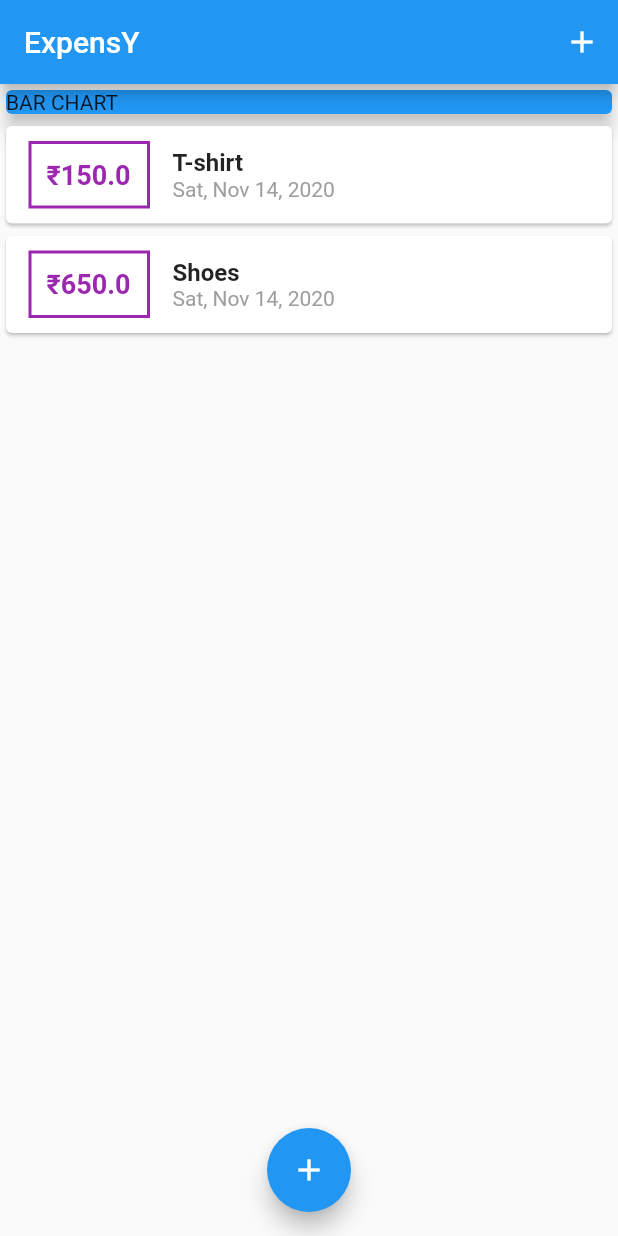
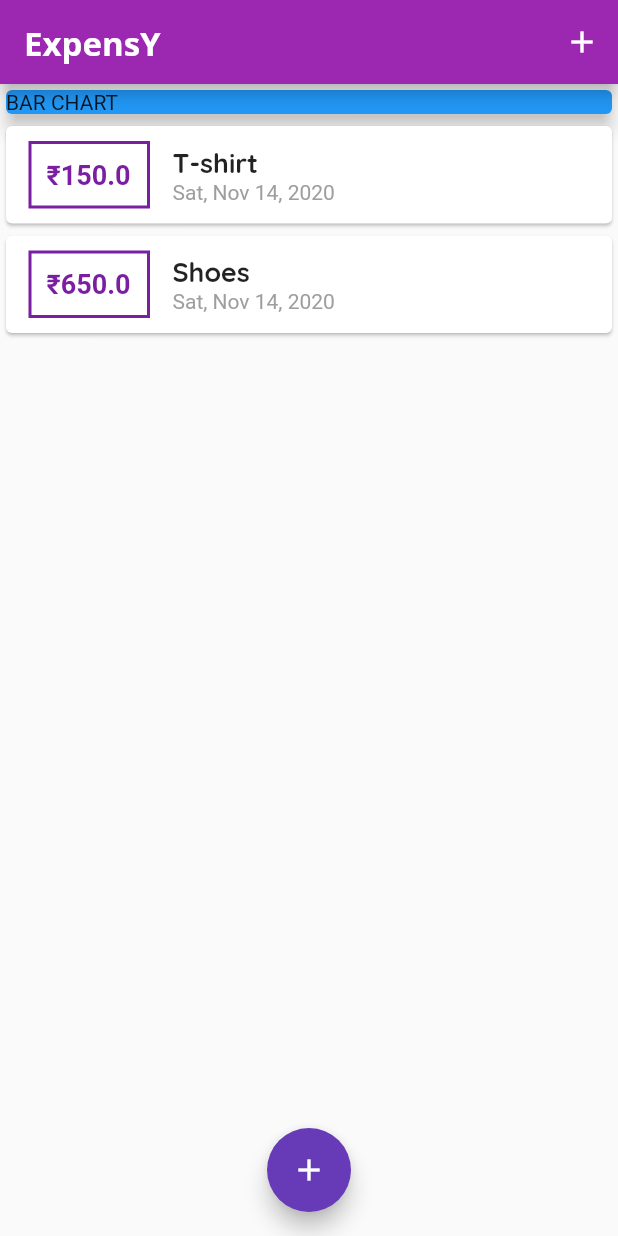
Before and after one commit to gouthamk-cryptichub/ExpensY_App, a Flutter app: the screen it shows after launch, on a phone screen of 412 x 824 dp. Run offline on Flutter 3.47's test engine with Material 2 defaults, Android fonts, the phone set to English and light mode, and no system bars.

Commit message:
Added Themes

```diff
--- a/lib/main.dart
+++ b/lib/main.dart
@@ -1,3 +1,5 @@
+import 'dart:ui';
+
 import 'package:ExpensY_APP/widgets/trans_list.dart';
 import 'package:flutter/cupertino.dart';
 import 'package:flutter/material.dart';
@@ -12,7 +14,24 @@ class MyApp extends StatelessWidget {
   @override
   Widget build(BuildContext context) {
     return MaterialApp(
-      title: 'Flutter App',
+      title: 'ExpensY',
+      theme: ThemeData(
+        primarySwatch: Colors.purple,
+        accentColor: Colors.deepPurple,
+        fontFamily: 'QuickSand',
+        textTheme: ThemeData.light().textTheme.copyWith(
+              title: TextStyle(fontFamily: 'QuickSand', fontSize: 18, fontWeight: FontWeight.bold), // ignore: deprecated_member_use
+            ),
+        appBarTheme: AppBarTheme(
+          textTheme: ThemeData.light().textTheme.copyWith(
+                // ignore: deprecated_member_use
+                title: TextStyle(
+                    fontFamily: 'OpenSans',
+                    fontSize: 22,
+                    fontWeight: FontWeight.bold),
+              ),
+        ),
+      ),
       home: MyHomePage(),
     );
   }
@@ -58,7 +77,7 @@ class _MyHomePageState extends State<MyHomePage> {
         context: ctx,
         builder: (_) {
           return GestureDetector(
-            child:NewTransaction(_addNewTransaction),
+            child: NewTransaction(_addNewTransaction),
             onTap: () {},
             behavior: HitTestBehavior.opaque,
           );
--- a/lib/widgets/trans_list.dart
+++ b/lib/widgets/trans_list.dart
@@ -23,13 +23,13 @@ class TransationList extends StatelessWidget {
                     style: TextStyle(
                       fontWeight: FontWeight.bold,
                       fontSize: 18,
-                      color: Colors.purple,
+                      color: Theme.of(context).primaryColorDark,
                     ),
                   ),
                   margin: EdgeInsets.symmetric(vertical: 10, horizontal: 15),
                   decoration: BoxDecoration(
                     border: Border.all(
-                      color: Colors.purple,
+                      color: Theme.of(context).primaryColorDark,
                       width: 2,
                     ),
                   ),
@@ -42,7 +42,8 @@ class TransationList extends StatelessWidget {
                     Text(
                       tarnsactions[index].title,
                       style:
-                          TextStyle(fontSize: 16, fontWeight: FontWeight.bold),
+                          // TextStyle(fontSize: 16, fontWeight: FontWeight.bold,),
+                        Theme.of(context).textTheme.title // ignore: deprecated_member_use
                     ),
                     Text(
                       DateFormat.yMMMEd().format(tarnsactions[index].date),
```
Also changed, not shown: pubspec.yaml (+13 -11 lines), assets/fonts/OpenSans-Bold.ttf (added), assets/fonts/OpenSans-Regular.ttf (added), assets/fonts/Quicksand-Bold.ttf (added), assets/fonts/Quicksand-Light.ttf (added), assets/fonts/Quicksand-Medium.ttf (added), assets/fonts/Quicksand-Regular.ttf (added).
